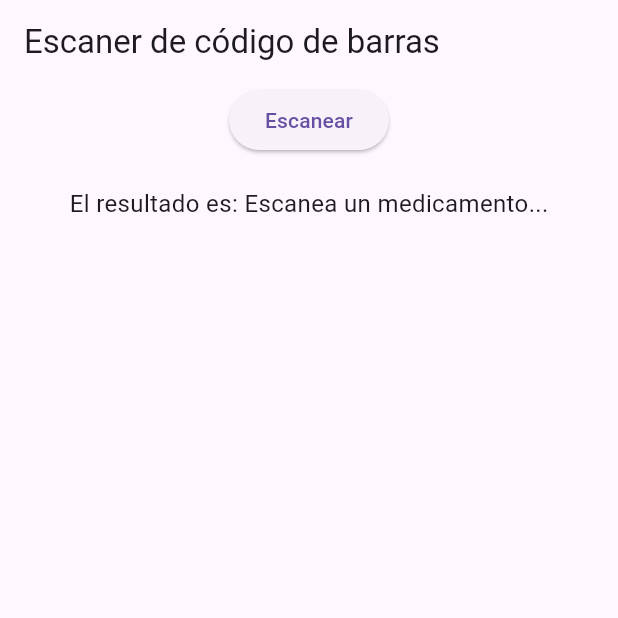
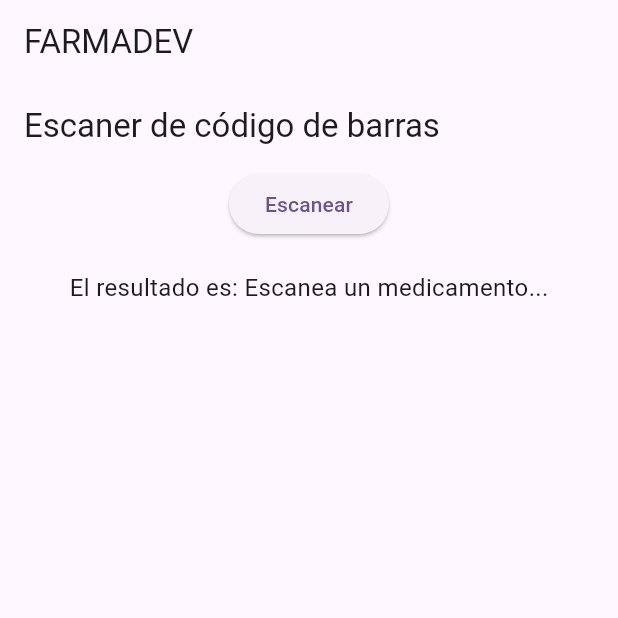
Before and after one commit to AdanH96/FarmadevApp, a Flutter app: the screen it shows after launch, on a phone screen of 412 x 824 dp, the top half of it. Run offline on Flutter 3.47's test engine with Material 3 defaults, Android fonts, the phone set to English and light mode, and no system bars; our stand-ins replace image_picker; missing offline and left inert: google_mlkit_text_recognition, mysql_client.

Commit message:
Pruebas de escaner concluidas

```diff
--- /dev/null
+++ b/lib/config/theme/app_theme.dart
@@ -0,0 +1,39 @@
+import 'package:flutter/material.dart';
+
+class AppTheme {
+  int defaultColor = 6;
+  int? colorSeleccionado;
+  final List colorTheme = [
+    Colors.amber,
+    Colors.blue,
+    Colors.blueGrey,
+    Colors.brown,
+    Colors.cyan,
+    Colors.deepOrange,
+    Colors.deepPurple,
+    Colors.green,
+    Colors.grey,
+    Colors.indigo,
+    Colors.lightBlue,
+    Colors.lightGreen,
+    Colors.lime,
+  ];
+  void incrementarColor() {
+    if (colorSeleccionado != null) {
+      colorSeleccionado = colorSeleccionado! + 1;
+    }
+  }
+
+  void disminuirColor() {
+    if (colorSeleccionado != null) {
+      colorSeleccionado = colorSeleccionado! - 1;
+    }
+  }
+
+  ThemeData getTheme() {
+    return ThemeData(
+      useMaterial3: true,
+      colorSchemeSeed: colorTheme[colorSeleccionado ?? defaultColor],
+    );
+  }
+}
--- a/lib/main.dart
+++ b/lib/main.dart
@@ -1,5 +1,7 @@
 import 'package:farmadev/Escaner/interfaz_escaner.dart';
 import 'package:flutter/material.dart';
+
+import 'config/theme/app_theme.dart';
 
 void main() {
   runApp(const MainApp());
@@ -10,8 +12,16 @@ class MainApp extends StatelessWidget {
 
   @override
   Widget build(BuildContext context) {
-    return const MaterialApp(
-      home: Scaffold(body: Escaner()),
+    return MaterialApp(
+      debugShowCheckedModeBanner: false,
+      title: 'FARMADEV',
+      //el número que se le pase a AppTheme es el índice del color que se quiere seleccionar de la lista de colores
+      theme: AppTheme().getTheme(),
+      home: Scaffold(
+          appBar: AppBar(
+            title: const Text('FARMADEV'),
+          ),
+          body: const Escaner()),
     );
   }
 }
```
Also changed, not shown: lib/farmaco_datasource/farmaco_interfaz.dart (added, +71 -0 lines), lib/implementacion_databases/CrearDB_impl.dart (added, +60 -0 lines), lib/implementacion_databases/CrearUsuario_impl.dart (added, +102 -0 lines), lib/interfaz_databases/db_crearUsuario.dart (added, +29 -0 lines).
